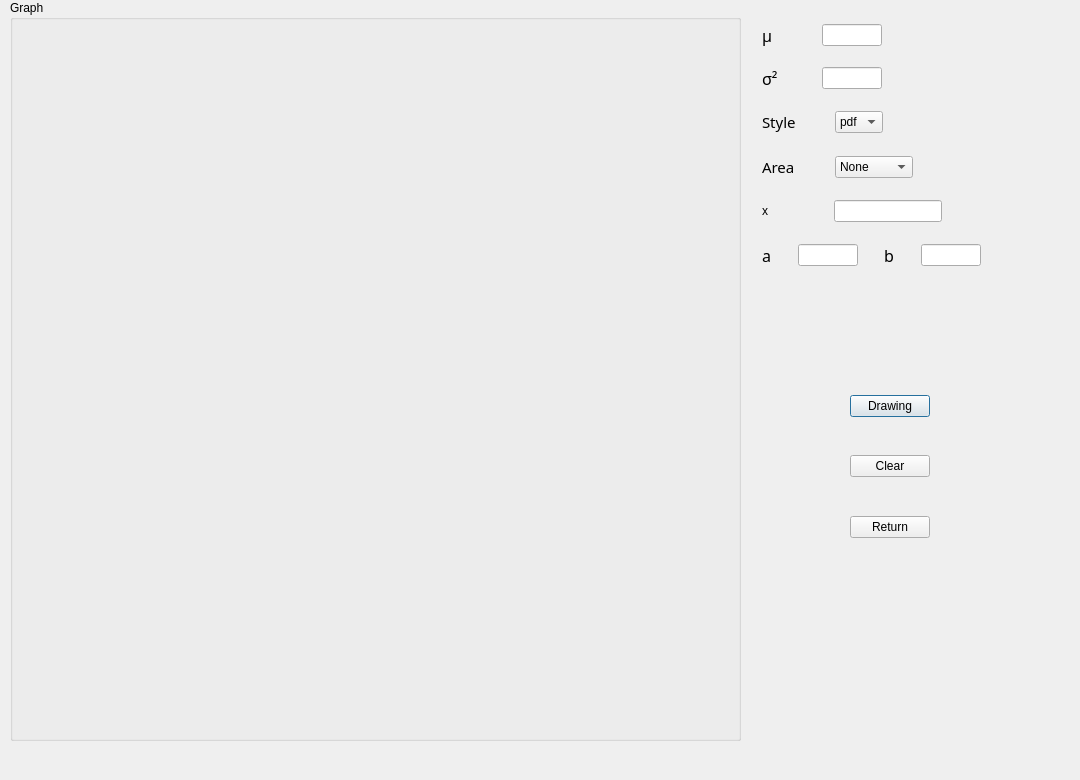
The window that uiView/NormalDialog.ui (ShaohuaTong/Verteilung_Analyse) describes before a commit, drawn with Qt 5.
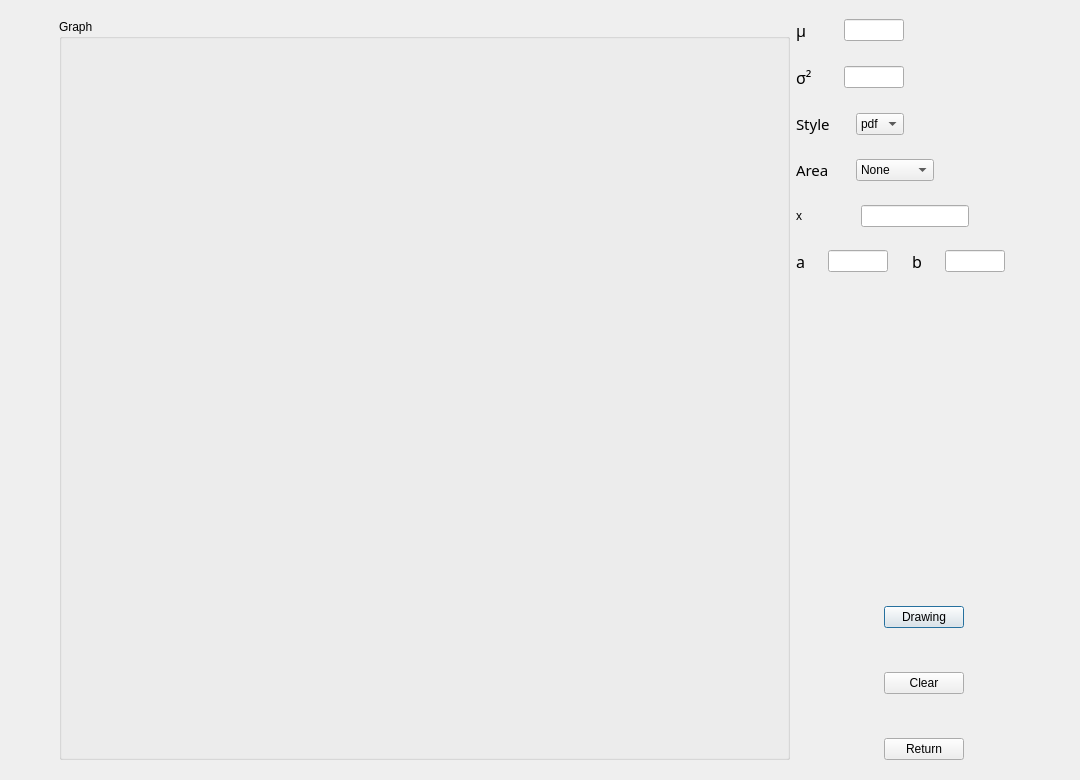
The same window after the commit.

```diff
--- a/uiView/NormalDialog.ui
+++ b/uiView/NormalDialog.ui
@@ -13,28 +13,34 @@
   <property name="windowTitle">
    <string>Dialog</string>
   </property>
-  <widget class="QGroupBox" name="groupBox">
-   <property name="geometry">
-    <rect>
-     <x>10</x>
-     <y>0</y>
-     <width>731</width>
-     <height>741</height>
-    </rect>
-   </property>
-   <property name="title">
-    <string>Graph</string>
-   </property>
-  </widget>
-  <widget class="QWidget" name="layoutWidget">
-   <property name="geometry">
-    <rect>
-     <x>762</x>
-     <y>24</y>
-     <width>239</width>
-     <height>514</height>
-    </rect>
-   </property>
+  <layout class="QGridLayout" name="gridLayout">
+   <item row="0" column="1">
+    <spacer name="verticalSpacer_10">
+     <property name="orientation">
+      <enum>Qt::Vertical</enum>
+     </property>
+     <property name="sizeHint" stdset="0">
+      <size>
+       <width>20</width>
+       <height>40</height>
+      </size>
+     </property>
+    </spacer>
+   </item>
+   <item row="2" column="1">
+    <spacer name="verticalSpacer_11">
+     <property name="orientation">
+      <enum>Qt::Vertical</enum>
+     </property>
+     <property name="sizeHint" stdset="0">
+      <size>
+       <width>20</width>
+       <height>40</height>
+      </size>
+     </property>
+    </spacer>
+   </item>
+   <item row="1" column="2">
    <layout class="QVBoxLayout" name="verticalLayout_6">
     <item>
      <layout class="QVBoxLayout" name="verticalLayout_4">
@@ -685,7 +691,47 @@
      </layout>
     </item>
    </layout>
-  </widget>
+   </item>
+   <item row="1" column="0">
+    <spacer name="horizontalSpacer_22">
+     <property name="orientation">
+      <enum>Qt::Horizontal</enum>
+     </property>
+     <property name="sizeHint" stdset="0">
+      <size>
+       <width>40</width>
+       <height>20</height>
+      </size>
+     </property>
+    </spacer>
+   </item>
+   <item row="1" column="1">
+    <widget class="QGroupBox" name="groupBox">
+     <property name="minimumSize">
+      <size>
+       <width>731</width>
+       <height>741</height>
+      </size>
+     </property>
+     <property name="title">
+      <string>Graph</string>
+     </property>
+    </widget>
+   </item>
+   <item row="1" column="3">
+    <spacer name="horizontalSpacer_23">
+     <property name="orientation">
+      <enum>Qt::Horizontal</enum>
+     </property>
+     <property name="sizeHint" stdset="0">
+      <size>
+       <width>40</width>
+       <height>20</height>
+      </size>
+     </property>
+    </spacer>
+   </item>
+  </layout>
  </widget>
  <resources/>
  <connections/>
```
Lines whose indentation alone changed are shown as unchanged.
